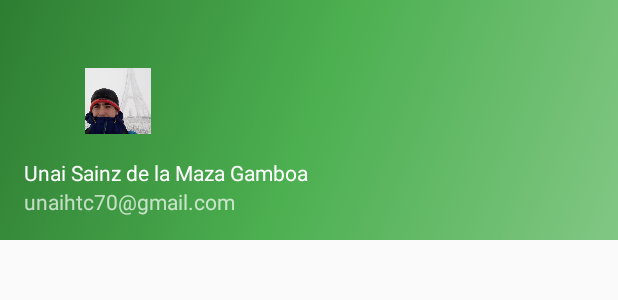
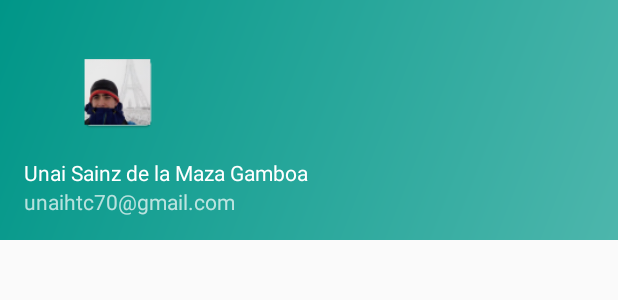
Before and after one commit to usainzg/todo-proyect, an Android app: the layout nav_header_main1.xml on its own in the app's theme, with its tools: preview values and no code run, on a phone screen of 412 x 824 dp. Shown: the top 300 px of the screen. Run offline under Robolectric (Android 15) with nearby library versions, the phone set to English and light mode, and no system bars.

Commit message:
Launcher changed, nav_bar colors changed.

```diff
--- a/Proyect/app/src/main/AndroidManifest.xml
+++ b/Proyect/app/src/main/AndroidManifest.xml
@@ -7,7 +7,7 @@
     <application
         android:name=".app.App"
         android:allowBackup="true"
-        android:icon="@mipmap/ic_launcher"
+        android:icon="@drawable/ic_launcher_agenda"
         android:label="@string/app_name"
         android:supportsRtl="true"
         android:theme="@style/AppTheme">
--- a/Proyect/app/src/main/res/drawable/side_nav_bar.xml
+++ b/Proyect/app/src/main/res/drawable/side_nav_bar.xml
@@ -2,8 +2,8 @@
     android:shape="rectangle">
     <gradient
         android:angle="135"
-        android:centerColor="#4CAF50"
-        android:endColor="#2E7D32"
-        android:startColor="#81C784"
+        android:centerColor="#26a69a"
+        android:endColor="#009688"
+        android:startColor="#4db6ac"
         android:type="linear" />
 </shape>
--- a/Proyect/app/src/main/res/layout/app_bar_main1.xml
+++ b/Proyect/app/src/main/res/layout/app_bar_main1.xml
@@ -29,6 +29,7 @@
         android:layout_height="56dp"
         android:layout_gravity="bottom|end"
         android:layout_margin="@dimen/fab_margin"
-        app:srcCompat="@android:drawable/ic_input_add" />
+        app:srcCompat="@drawable/ic_add_black_24dp"
+        app:backgroundTint="@color/cast_libraries_material_featurehighlight_outer_highlight_default_color" />
 
 </android.support.design.widget.CoordinatorLayout>
--- a/Proyect/app/src/main/res/layout/content_main.xml
+++ /dev/null
@@ -1,6 +0,0 @@
-<?xml version="1.0" encoding="utf-8"?>
-<LinearLayout xmlns:android="http://schemas.android.com/apk/res/android"
-    android:orientation="vertical" android:layout_width="match_parent"
-    android:layout_height="match_parent">
-
-</LinearLayout>
--- a/Proyect/app/src/main/res/layout/nav_header_main1.xml
+++ b/Proyect/app/src/main/res/layout/nav_header_main1.xml
@@ -1,6 +1,7 @@
 <?xml version="1.0" encoding="utf-8"?>
 <LinearLayout xmlns:android="http://schemas.android.com/apk/res/android"
     xmlns:app="http://schemas.android.com/apk/res-auto"
+    xmlns:tools="http://schemas.android.com/tools"
     android:layout_width="match_parent"
     android:layout_height="@dimen/nav_header_height"
     android:background="@drawable/side_nav_bar"
@@ -16,11 +17,12 @@
     <ImageView
         android:id="@+id/imageView"
         android:layout_width="125dp"
-        android:layout_height="0dp"
+        android:layout_height="wrap_content"
         android:paddingTop="@dimen/nav_header_vertical_spacing"
-        app:srcCompat="@drawable/support_img"
+        app:srcCompat="@mipmap/ic_support_img"
         android:layout_weight="0.82"
-        android:contentDescription="@string/nav_img_description" />
+        android:contentDescription="@string/nav_img_description"
+        tools:ignore="InefficientWeight" />
 
     <TextView
         android:layout_width="match_parent"
--- a/Proyect/app/src/main/res/values/colors.xml
+++ b/Proyect/app/src/main/res/values/colors.xml
@@ -1,6 +1,6 @@
 <?xml version="1.0" encoding="utf-8"?>
 <resources>
-    <color name="colorPrimary">#3F51B5</color>
+    <color name="colorPrimary">#6071d3</color>
     <color name="colorPrimaryDark">#303F9F</color>
     <color name="colorAccent">#FF4081</color>
 </resources>
--- a/Proyect/app/src/main/res/values/strings.xml
+++ b/Proyect/app/src/main/res/values/strings.xml
@@ -1,6 +1,6 @@
 <resources>
-    <string name="app_name">Proyect</string>
-    <string name="title_activity_main1">Unai Proyect</string>
+    <string name="app_name">Task Manager</string>
+    <string name="title_activity_main1">Unai´s Proyect</string>
 
     <string name="navigation_drawer_open">Open navigation drawer</string>
     <string name="navigation_drawer_close">Close navigation drawer</string>
```
Also changed, not shown: Proyect/app/src/main/res/drawable/ic_add_black_24dp.xml (added, +9 -0 lines), Proyect/app/src/main/res/drawable/ic_launcher_agenda.xml (added, +10 -0 lines), Proyect/app/src/main/ic_support_img-web.png (added), Proyect/app/src/main/res/mipmap-hdpi/ic_support_img.png (added), Proyect/app/src/main/res/mipmap-mdpi/ic_support_img.png (added), Proyect/app/src/main/res/mipmap-xhdpi/ic_support_img.png (added), Proyect/app/src/main/res/mipmap-xxhdpi/ic_support_img.png (added), Proyect/app/src/main/res/mipmap-xxxhdpi/ic_support_img.png (added).
